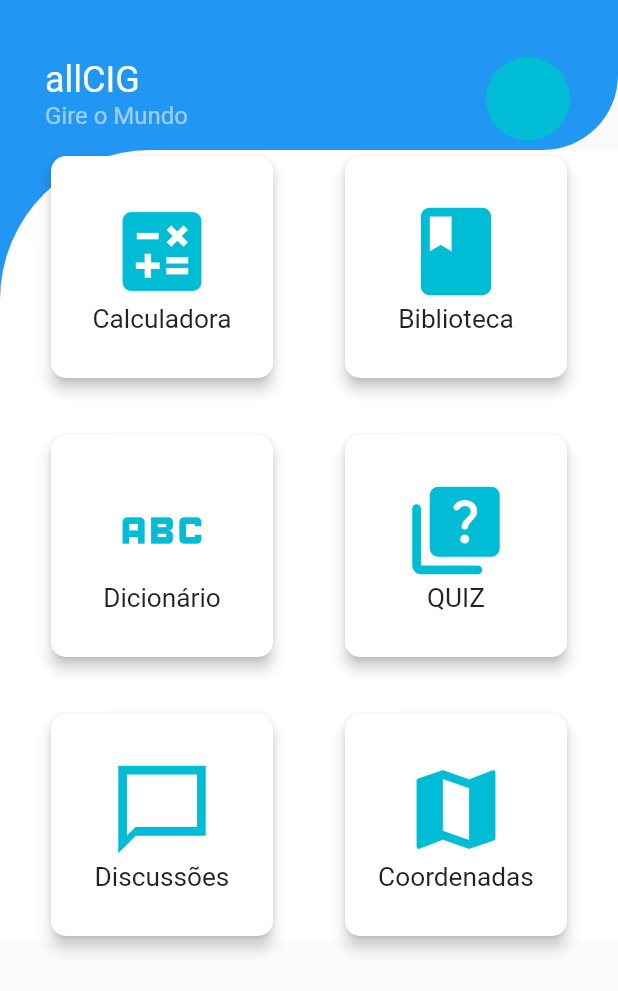
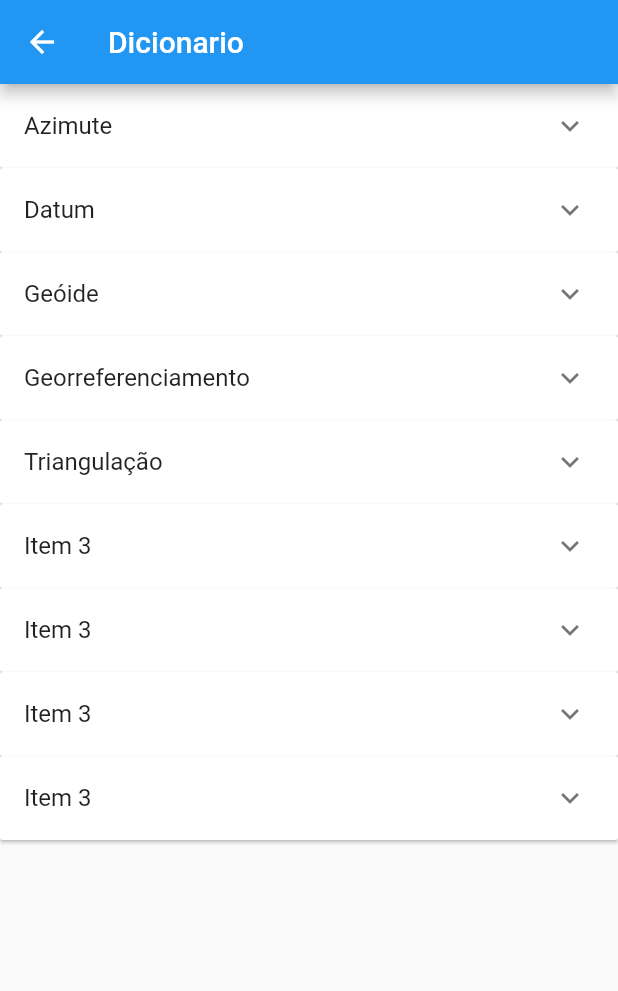
Before and after one commit to Makas-M/ALLCIG, a Flutter app: the screen it shows after launch, after a tap on "QUIZ", on a phone screen of 412 x 824 dp. Shown: the top 991 px of the screen. Run offline on Flutter 3.47's test engine with Material 2 defaults, Android fonts, the phone set to English and light mode, and no system bars.

Commit message:
Raio do paralelo e Conteudo no Dicionario

```diff
--- a/allcig/lib/Componentes/Calculadora/TerraEsferica/RaioParalelo.dart
+++ b/allcig/lib/Componentes/Calculadora/TerraEsferica/RaioParalelo.dart
@@ -114,14 +114,18 @@ class Calculadora extends State<RaioParalelo> {
                     const Text('"'),
                   ],
                 ),
-
               ),
               const SizedBox(height: 20),
-              Row(
-                children: [
-                  const Text("Raio da Terra"),
-                  TextFormField(
-                    controller: lats,
+             Row(
+                children: <Widget>[
+                  const SizedBox(width: 20),
+                  const Text("Raio da Terra: "),
+                  const SizedBox(width: 20),
+                 SizedBox(
+                      width: 80,
+                      height: 30,
+                      child: TextFormField(
+                        controller: raio,
                         validator: (value) {
                           if (value!.isEmpty) {
                             return "Não pode estar vazio";
@@ -132,11 +136,10 @@ class Calculadora extends State<RaioParalelo> {
                           hintText: "S",
                         ),
                         keyboardType: TextInputType.number,
-                  )
+                      ),
+                    ),
                 ]
-
               ),
-
               const Divider(
                 height: 30.0,
               ),
--- /dev/null
+++ b/allcig/lib/Componentes/Dicionario/Dicionario.dart
@@ -0,0 +1,67 @@
+import 'package:flutter/material.dart';
+
+class Item {
+  String title;
+  String content;
+
+  Item({required this.title, required this.content});
+}
+
+class Dicionario extends StatefulWidget {
+  @override
+  _DicionarioState createState() => _DicionarioState();
+}
+
+class _DicionarioState extends State<Dicionario> {
+  final List<Item>  _items = [
+    Item(
+      title: 'Azimute',
+      content: 'Azimute é a medida angular horizontal entre uma direcção de referência, geralmente o norte, e um ponto específico em um plano horizontal.'),
+    Item(title: 'Datum', content: 'É um conjunto de parâmetros que define a posição e orientação de um elipsoide de referência em relação à Terra real. É usado como base para determinar coordenadas geográficas e altitudes.'),
+    Item(title: 'Geóide', content: 'É uma superfície equipotencial do campo gravitacional terrestre que melhor se ajusta ao nível médio dos oceanos em todo o planeta. É usado como referência para medir altitudes e representa a forma "real" da Terra, levando em conta as irregularidades topográficas.'),
+    Item(title: 'Georreferenciamento', content: 'É o processo de associar coordenadas geodésicas a objectos, imagens ou dados geoespaciais. É usado para garantir a precisão e a consistência dos dados geográficos.'),
+    Item(title: 'Triangulação', content: 'É um método de levantamento geodésico que envolve a medição de ângulos e distâncias entre pontos para determinar suas coordenadas geodésicas.'),
+    Item(title: 'Item 3', content: 'Conteúdo do Item 3'),
+    Item(title: 'Item 3', content: 'Conteúdo do Item 3'),
+    Item(title: 'Item 3', content: 'Conteúdo do Item 3'),
+    Item(title: 'Item 3', content: 'Conteúdo do Item 3'),
+  ];
+
+  final List<bool> _itemExpandedList = List<bool>.generate(20, (index) => false);
+
+  @override
+  Widget build(BuildContext context) {
+    return Scaffold(
+      appBar: AppBar(
+        title: const Text('Dicionario'),
+      ),
+      body: ListView.builder(
+        itemCount: _items.length,
+        itemBuilder: (context, index) {
+          return ExpansionPanelList(
+            expandedHeaderPadding: const EdgeInsets.all(0),
+            elevation: 1,
+            expansionCallback: (int panelIndex, bool isExpanded) {
+              setState(() {
+                _itemExpandedList[index] = !isExpanded;
+              });
+            },
+            children: [
+              ExpansionPanel(
+                headerBuilder: (context, isExpanded) {
+                  return ListTile(
+                    title: Text(_items[index].title),
+                  );
+                },
+                body: ListTile(
+                  title: Text(_items[index].content),
+                ),
+                isExpanded: _itemExpandedList[index],
+              ),
+            ],
+          );
+        },
+      ),
+    );
+  }
+}
--- a/allcig/lib/HomeScreen.dart
+++ b/allcig/lib/HomeScreen.dart
@@ -2,6 +2,7 @@
 import 'package:flutter/material.dart';
 
 import 'Componentes/Calculadora/Calculadora.dart';
+import 'Componentes/Dicionario/Dicionario.dart';
 
 class HomeScreen extends StatefulWidget {
   const HomeScreen({super.key});
@@ -126,7 +127,7 @@ class _HomeScreenState extends State<HomeScreen> {
                     onTap: () async {
                       Navigator.of(context).push(
                         MaterialPageRoute(
-                          builder: (context) => Calculadora(),
+                          builder: (context) => Dicionario(),
                         ),
                       );
                     },
@@ -153,11 +154,11 @@ class _HomeScreenState extends State<HomeScreen> {
                   child: InkWell(
                     onTap: () async {
 
-                //  Navigator.of(context).push(
-                   // MaterialPageRoute(
-                     // builder: (context) => Calculadora(),
-                   // ),
-               //   );
+                Navigator.of(context).push(
+                   MaterialPageRoute(
+                      builder: (context) => Dicionario(),
+                    ),
+                  );
                 },
                 splashColor: Colors.grey,
                 child: Center(
```
